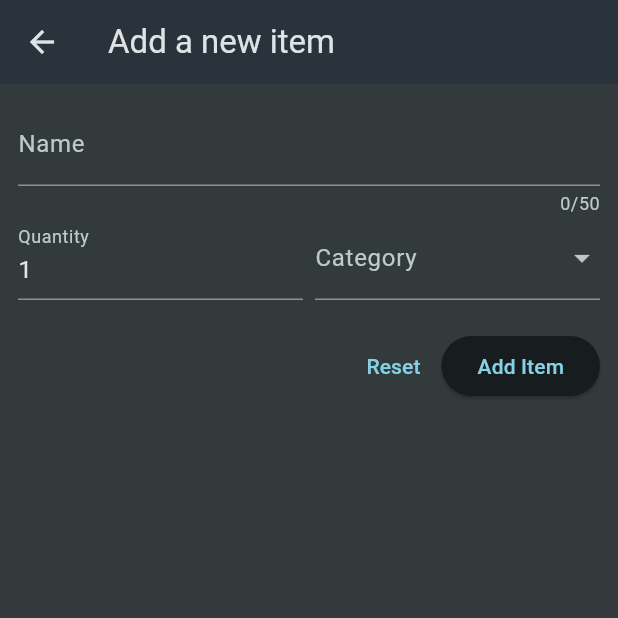
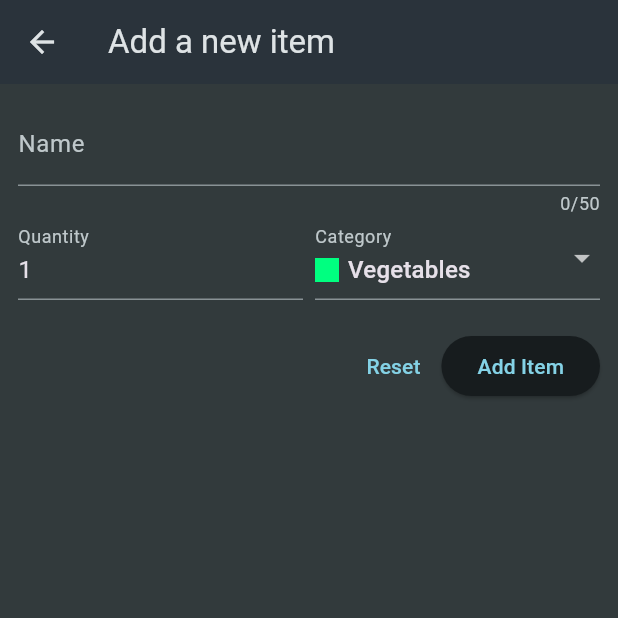
Before and after one commit to NeeDaimDark/shopping_list_app, a Flutter app: the screen it shows after launch, after a tap on the "add" icon, on a phone screen of 412 x 824 dp, the top half of it. Run offline on Flutter 3.47's test engine with Material 3 defaults, Android fonts, the phone set to English and light mode, and no system bars.

Commit message:
passing data and finilizing shopping list

```diff
--- a/lib/widgets/grocery_list.dart
+++ b/lib/widgets/grocery_list.dart
@@ -1,5 +1,5 @@
 import 'package:flutter/material.dart';
-import 'package:shopping_list_app/data/dummy_items.dart';
+import 'package:shopping_list_app/models/grocery_item.dart';
 import 'package:shopping_list_app/widgets/new_item.dart';
 
 class GroceryList extends StatefulWidget {
@@ -10,16 +10,61 @@ class GroceryList extends StatefulWidget {
 }
 
 class _GroceryListState extends State<GroceryList> {
-  void _addItem(){
-    Navigator.of(context).push<MaterialPageRoute>(
+  final List<GroceryItem> _groceryItems = [];
+
+
+  void _addItem() async {
+    final newItem = await Navigator.of(context).push<GroceryItem>(
       MaterialPageRoute(
         builder: (ctx) => const NewItem(),
       ),
     );
+    if (newItem == null) {
+      return;
+    }
+    setState(() {
+      _groceryItems.add(newItem);
+    });
+
+  }
+  void _removeItem(GroceryItem item) {
+    setState(() {
+      _groceryItems.remove(item);
+    });
   }
 
   @override
   Widget build(BuildContext context) {
+    Widget content =Center(
+      child: Text(
+        'No items added yet.',
+        style: TextStyle(fontSize: 20,
+          color: Colors.white70,
+        ),
+      ),
+    );
+    if (_groceryItems.isNotEmpty) {
+      content = ListView.builder(
+        itemCount: _groceryItems.length,
+        itemBuilder: (ctx, index) {
+          return Dismissible(
+            key: ValueKey(_groceryItems[index].id),
+            onDismissed: (direction) {
+              _removeItem(_groceryItems[index]);
+            },
+            child: ListTile(
+              title: Text(_groceryItems[index].name),
+              leading: Container(
+                width: 24,
+                height: 24,
+                color: _groceryItems[index].category.color,
+              ),
+              trailing: Text(_groceryItems[index].quantity.toString()),
+            ),
+          );
+        },
+      );
+    }
     return Scaffold(
       appBar: AppBar(
         title: const Text('Grocery List'),
@@ -30,23 +75,7 @@ class _GroceryListState extends State<GroceryList> {
           ),
         ],
       ),
-      body: ListView.builder(
-        itemCount: groceryItems.length,
-        itemBuilder: (ctx,index){
-          return ListTile(
-            title: Text(groceryItems[index].name),
-            leading:  Container(
-                width: 24,
-                height: 24,
-                color: groceryItems[index].category.color,
-            ),
-            trailing: Text(
-                groceryItems[index].quantity.toString()
-            ),
-
-          );
-        },
-      ),
+      body: content,
 
     );
   }
```
Also changed, not shown: lib/widgets/new_item.dart (+60 -16 lines).
